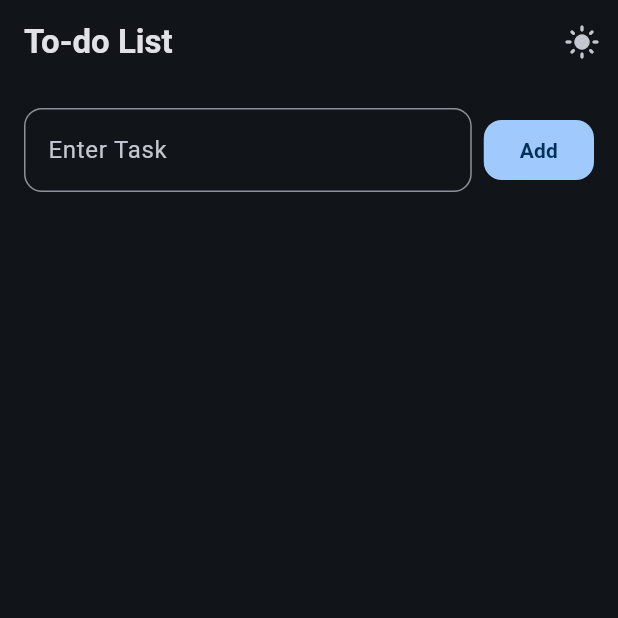
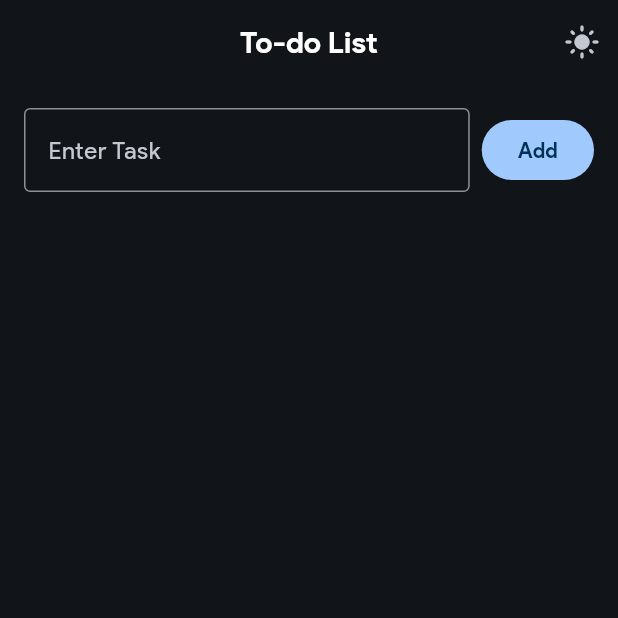
Before and after one commit to irfanekon04/Todo, a Flutter app: the screen it shows after launch, after a tap on the "dark mode" icon, on a phone screen of 412 x 824 dp, the top half of it. Run offline on Flutter 3.47's test engine with Material 3 defaults, Android fonts, the phone set to English and light mode, and no system bars; our stand-ins replace shared_preferences.

Commit message:
changed appbar and completed theming

```diff
--- a/lib/main.dart
+++ b/lib/main.dart
@@ -1,5 +1,5 @@
 import 'package:flutter/material.dart';
-import 'package:todo/models/tememodel.dart';
+import 'package:todo/models/thememodel.dart';
 import 'package:todo/models/todolist.dart';
 import 'package:provider/provider.dart';
 import 'package:todo/screens/todoscreen.dart';
@@ -9,7 +9,7 @@ void main() {
     MultiProvider(
       providers: [
         ChangeNotifierProvider(create: (_) => Todolist()),
-        ChangeNotifierProvider(create: (_) => Thememodel()),
+        ChangeNotifierProvider(create: (_) => ThemeModel()),
       ],
       child: MyApp(),
     ),
@@ -21,14 +21,25 @@ class MyApp extends StatelessWidget {
 
   @override
   Widget build(BuildContext context) {
-    final themeModel = context.watch<Thememodel>();
+    final themeModel = context.watch<ThemeModel>();
     return MaterialApp(
       title: 'Todo List',
+      debugShowCheckedModeBanner: false,
       themeMode: themeModel.currentTheme,
       theme: ThemeData(
         colorSchemeSeed: Colors.blue,
         useMaterial3: true,
         brightness: Brightness.light,
+        fontFamily: 'ProductSans',
+        appBarTheme: AppBarTheme(
+          centerTitle: true,
+          titleTextStyle: TextStyle(
+            fontFamily: 'ProductSans',
+            fontWeight: FontWeight.bold,
+            fontSize: 20,
+            color: Theme.of(context).colorScheme.onSurface,
+          ),
+        ),
         // cardTheme: CardThemeData(
         //   shape: RoundedRectangleBorder(
         //     borderRadius: BorderRadius.circular(12),
@@ -39,6 +50,16 @@ class MyApp extends StatelessWidget {
         useMaterial3: true,
         brightness: Brightness.dark,
         colorSchemeSeed: Colors.blue,
+        fontFamily: 'ProductSans',
+        appBarTheme: AppBarTheme(
+          centerTitle: true,
+          titleTextStyle: TextStyle(
+            fontFamily: 'ProductSans',
+            fontWeight: FontWeight.bold,
+            fontSize: 20,
+            color: Theme.of(context).colorScheme.onPrimary,
+          ),
+        ),
       ),
       home: Todoscreen(),
     );
--- a/lib/models/tememodel.dart
+++ /dev/null
@@ -1,14 +0,0 @@
-import 'package:flutter/material.dart';
-
-class Thememodel extends ChangeNotifier {
-  bool _isDark = false;
-  bool get isDark => _isDark;
-
-  ThemeMode get currentTheme => _isDark ? ThemeMode.dark : ThemeMode.light;
-
-  void toggleTheme() {
-
-    _isDark = !_isDark;
-    notifyListeners();
-  }
-}
--- /dev/null
+++ b/lib/models/thememodel.dart
@@ -0,0 +1,30 @@
+import 'package:flutter/material.dart';
+import 'package:shared_preferences/shared_preferences.dart';
+
+class ThemeModel extends ChangeNotifier {
+  bool _isDark = false;
+  bool get isDark => _isDark;
+
+  ThemeMode get currentTheme => _isDark ? ThemeMode.dark : ThemeMode.light;
+
+  ThemeModel() {
+    _loadTheme();
+  }
+
+  void toggleTheme() {
+    _isDark = !_isDark;
+    _saveTheme();
+    notifyListeners();
+  }
+
+  Future<void> _loadTheme() async {
+    final prefs = await SharedPreferences.getInstance();
+    _isDark = prefs.getBool('isDark') ?? false;
+    notifyListeners();
+  }
+
+  Future<void> _saveTheme() async {
+    final prefs = await SharedPreferences.getInstance();
+    prefs.setBool('isDark', _isDark);
+  }
+}
--- a/lib/screens/todoscreen.dart
+++ b/lib/screens/todoscreen.dart
@@ -1,6 +1,6 @@
 import 'package:flutter/material.dart';
 import 'package:provider/provider.dart';
-import 'package:todo/models/tememodel.dart';
+import 'package:todo/models/thememodel.dart';
 import 'package:todo/models/todolist.dart';
 
 class Todoscreen extends StatelessWidget {
@@ -16,15 +16,15 @@ class Todoscreen extends StatelessWidget {
       appBar: AppBar(
         title: Text(
           "To-do List",
-          style: TextStyle(fontWeight: FontWeight.bold),
+          // style: TextStyle(fontWeight: FontWeight.bold),
         ),
         actions: [
           IconButton(
             onPressed: () {
-              context.read<Thememodel>().toggleTheme();
+              context.read<ThemeModel>().toggleTheme();
             },
             icon: Icon(
-              context.watch<Thememodel>().isDark
+              context.watch<ThemeModel>().isDark
                   ? Icons.light_mode_rounded
                   : Icons.dark_mode_rounded,
             ),
@@ -43,18 +43,18 @@ class Todoscreen extends StatelessWidget {
                     decoration: InputDecoration(
                       labelText: 'Enter Task',
                       border: OutlineInputBorder(
-                        borderRadius: BorderRadius.circular(12),
+                        // borderRadius: BorderRadius.circular(12),
                       ),
                     ),
                   ),
                 ),
                 SizedBox(width: 8),
                 FilledButton(
-                  style: FilledButton.styleFrom(
-                    shape: RoundedRectangleBorder(
-                      borderRadius: BorderRadius.circular(12),
-                    ),
-                  ),
+                  // style: FilledButton.styleFrom(
+                  //   shape: RoundedRectangleBorder(
+                  //     borderRadius: BorderRadius.circular(12),
+                  //   ),
+                  // ),
                   onPressed: () {
                     final text = _controller.text;
 
```
Also changed, not shown: pubspec.yaml (+11 -6 lines), lib/assets/fonts/ProductSans-Black.ttf (added), lib/assets/fonts/ProductSans-BlackItalic.ttf (added), lib/assets/fonts/ProductSans-Bold.ttf (added), lib/assets/fonts/ProductSans-BoldItalic.ttf (added), lib/assets/fonts/ProductSans-Italic.ttf (added), lib/assets/fonts/ProductSans-Light.ttf (added), lib/assets/fonts/ProductSans-LightItalic.ttf (added), lib/assets/fonts/ProductSans-Medium.ttf (added), lib/assets/fonts/ProductSans-MediumItalic.ttf (added), lib/assets/fonts/ProductSans-Regular.ttf (added), lib/assets/fonts/ProductSans-Thin.ttf (added), lib/assets/fonts/ProductSans-ThinItalic.ttf (added).
